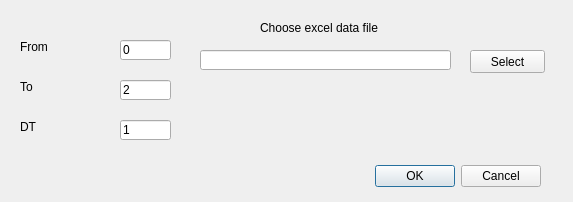
First picture: the form in uis/qtdesigners/input_run_specs.ui, repository uttu90/stella, before the edit.
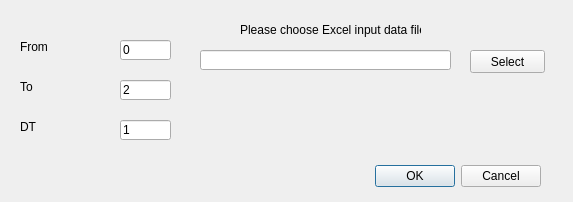
Second picture: the form after the edit. Icons and pictures are not drawn.

Patch:
```diff
--- a/uis/qtdesigners/input_run_specs.ui
+++ b/uis/qtdesigners/input_run_specs.ui
@@ -62,14 +62,14 @@
   <widget class="QLabel" name="label_130">
    <property name="geometry">
     <rect>
-     <x>260</x>
+     <x>240</x>
      <y>20</y>
-     <width>131</width>
-     <height>16</height>
+     <width>181</width>
+     <height>20</height>
     </rect>
    </property>
    <property name="text">
-    <string>Choose excel data file</string>
+    <string>Please choose Excel input data file</string>
    </property>
   </widget>
   <widget class="QPushButton" name="selectDataFile">
```
